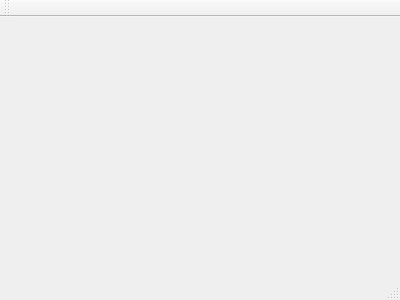
Above: mainwindow.ui from SonicEugenius/data-structure-visualizer before the change. Below: the same form after it.
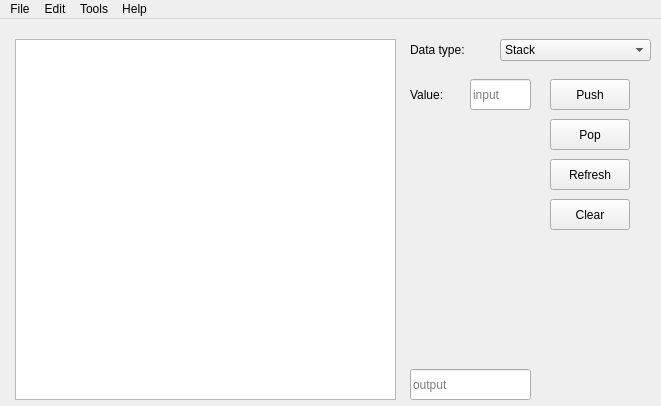
That is the form after the change.

What changed in the file:
```diff
--- a/mainwindow.ui
+++ b/mainwindow.ui
@@ -1,24 +1,217 @@
 <ui version="4.0">
  <class>MainWindow</class>
- <widget class="QMainWindow" name="MainWindow" >
-  <property name="geometry" >
+ <widget class="QMainWindow" name="MainWindow">
+  <property name="geometry">
    <rect>
     <x>0</x>
     <y>0</y>
-    <width>400</width>
-    <height>300</height>
+    <width>661</width>
+    <height>406</height>
    </rect>
   </property>
   <property name="windowTitle" >
    <string>MainWindow</string>
   </property>
-  <widget class="QMenuBar" name="menuBar" />
-  <widget class="QToolBar" name="mainToolBar" />
-  <widget class="QWidget" name="centralWidget" />
-  <widget class="QStatusBar" name="statusBar" />
+  <widget class="QWidget" name="centralWidget">
+   <widget class="QGraphicsView" name="graphicsView">
+    <property name="geometry">
+     <rect>
+      <x>15</x>
+      <y>20</y>
+      <width>381</width>
+      <height>361</height>
+     </rect>
+    </property>
+   </widget>
+   <widget class="QLabel" name="typeLabel">
+    <property name="geometry">
+     <rect>
+      <x>410</x>
+      <y>20</y>
+      <width>81</width>
+      <height>21</height>
+     </rect>
+    </property>
+    <property name="text">
+     <string>Data type:</string>
+    </property>
+    <property name="scaledContents">
+     <bool>true</bool>
+    </property>
+   </widget>
+   <widget class="QComboBox" name="typeComboBox">
+    <property name="geometry">
+     <rect>
+      <x>500</x>
+      <y>20</y>
+      <width>151</width>
+      <height>22</height>
+     </rect>
+    </property>
+    <property name="cursor">
+     <cursorShape>PointingHandCursor</cursorShape>
+    </property>
+    <item>
+     <property name="text">
+      <string>Stack</string>
+     </property>
+    </item>
+    <item>
+     <property name="text">
+      <string>Queue</string>
+     </property>
+    </item>
+    <item>
+     <property name="text">
+      <string>Binary Tree</string>
+     </property>
+    </item>
+    <item>
+     <property name="text">
+      <string>Red-Black Tree</string>
+     </property>
+    </item>
+   </widget>
+   <widget class="QLineEdit" name="pushValue">
+    <property name="geometry">
+     <rect>
+      <x>470</x>
+      <y>60</y>
+      <width>61</width>
+      <height>31</height>
+     </rect>
+    </property>
+    <property name="placeholderText">
+     <string>input</string>
+    </property>
+   </widget>
+   <widget class="QLabel" name="valueLabel">
+    <property name="geometry">
+     <rect>
+      <x>410</x>
+      <y>66</y>
+      <width>59</width>
+      <height>20</height>
+     </rect>
+    </property>
+    <property name="text">
+     <string>Value:</string>
+    </property>
+   </widget>
+   <widget class="QPushButton" name="pushButton">
+    <property name="geometry">
+     <rect>
+      <x>550</x>
+      <y>60</y>
+      <width>80</width>
+      <height>31</height>
+     </rect>
+    </property>
+    <property name="cursor">
+     <cursorShape>PointingHandCursor</cursorShape>
+    </property>
+    <property name="text">
+     <string>Push</string>
+    </property>
+   </widget>
+   <widget class="QPushButton" name="popButton">
+    <property name="geometry">
+     <rect>
+      <x>550</x>
+      <y>100</y>
+      <width>80</width>
+      <height>31</height>
+     </rect>
+    </property>
+    <property name="cursor">
+     <cursorShape>PointingHandCursor</cursorShape>
+    </property>
+    <property name="text">
+     <string>Pop</string>
+    </property>
+   </widget>
+   <widget class="QPushButton" name="refreshButton">
+    <property name="geometry">
+     <rect>
+      <x>550</x>
+      <y>140</y>
+      <width>80</width>
+      <height>31</height>
+     </rect>
+    </property>
+    <property name="cursor">
+     <cursorShape>PointingHandCursor</cursorShape>
+    </property>
+    <property name="text">
+     <string>Refresh</string>
+    </property>
+   </widget>
+   <widget class="QPushButton" name="clearButton">
+    <property name="geometry">
+     <rect>
+      <x>550</x>
+      <y>180</y>
+      <width>80</width>
+      <height>31</height>
+     </rect>
+    </property>
+    <property name="cursor">
+     <cursorShape>PointingHandCursor</cursorShape>
+    </property>
+    <property name="text">
+     <string>Clear</string>
+    </property>
+   </widget>
+   <widget class="QLineEdit" name="popValue">
+    <property name="geometry">
+     <rect>
+      <x>410</x>
+      <y>350</y>
+      <width>121</width>
+      <height>31</height>
+     </rect>
+    </property>
+    <property name="placeholderText">
+     <string>output</string>
+    </property>
+   </widget>
+  </widget>
+  <widget class="QMenuBar" name="menuBar">
+   <property name="geometry">
+    <rect>
+     <x>0</x>
+     <y>0</y>
+     <width>661</width>
+     <height>19</height>
+    </rect>
+   </property>
+   <widget class="QMenu" name="menuFile">
+    <property name="title">
+     <string>File</string>
+    </property>
+   </widget>
+   <widget class="QMenu" name="menuEdit">
+    <property name="title">
+     <string>Edit</string>
+    </property>
+   </widget>
+   <widget class="QMenu" name="menuTools">
+    <property name="title">
+     <string>Tools</string>
+    </property>
+   </widget>
+   <widget class="QMenu" name="menuHelp">
+    <property name="title">
+     <string>Help</string>
+    </property>
+   </widget>
+   <addaction name="menuFile"/>
+   <addaction name="menuEdit"/>
+   <addaction name="menuTools"/>
+   <addaction name="menuHelp"/>
+  </widget>
  </widget>
- <layoutDefault spacing="6" margin="11" />
- <pixmapfunction></pixmapfunction>
+ <layoutdefault spacing="6" margin="11"/>
  <resources/>
  <connections/>
 </ui>
```
Left out of the diff: 3 changed lines with no effect on the pictures.
